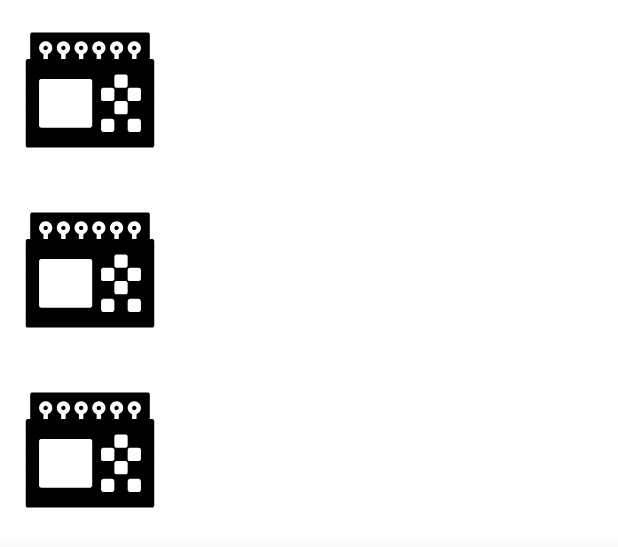
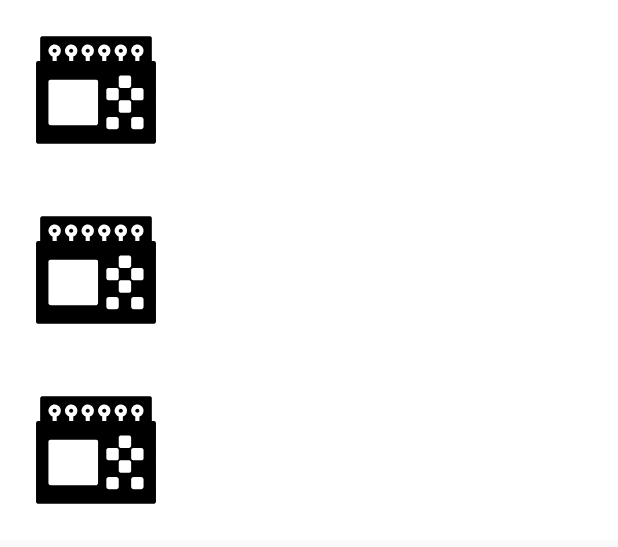
Before and after one commit to IvanMazzoli/MagazzIwan, an Android app: the layout fragment_list.xml on its own in the app's theme, with its tools: preview values and no code run, on a phone screen of 412 x 824 dp. Shown: the top 547 px of the screen. Run offline under Robolectric (Android 15) with nearby library versions, the phone set to English and light mode, and no system bars.

Commit message:
Corretto layout list item

```diff
--- a/app/src/main/res/layout/item_product.xml
+++ b/app/src/main/res/layout/item_product.xml
@@ -13,6 +13,9 @@
         android:layout_height="120dp"
         android:layout_weight="0"
         android:contentDescription="@string/app_name"
+        android:paddingLeft="8dp"
+        android:paddingTop="4dp"
+        android:paddingBottom="4dp"
         app:srcCompat="@drawable/ic_plc" />
 
     <LinearLayout
--- a/app/src/main/res/xml/changelog_master.xml
+++ b/app/src/main/res/xml/changelog_master.xml
@@ -2,6 +2,7 @@
 <changelog>
 
     <release version="1.4" versioncode="5" >
+        <change>Fix: Layout elementi lista</change>
         <change>New: Link ai manuali PDF</change>
     </release>
 
```
